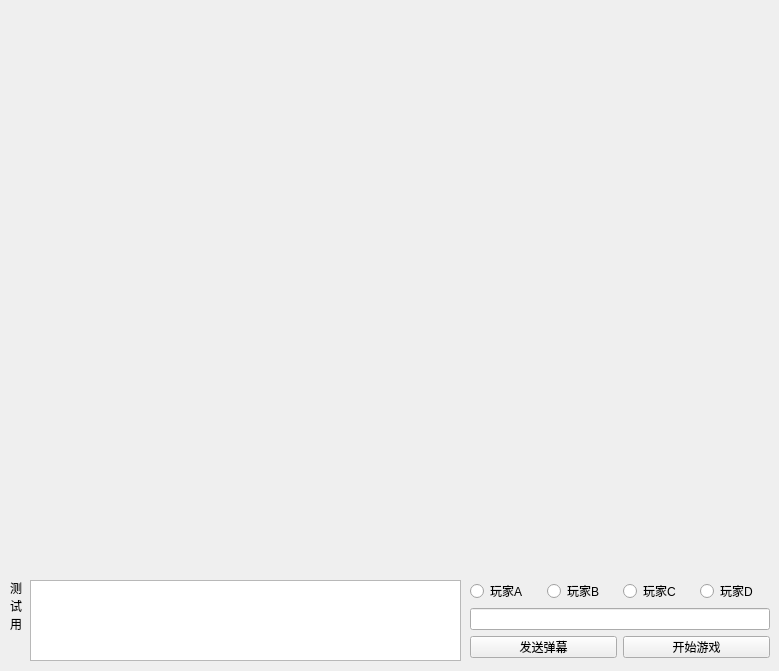
Before: the Qt Designer form mainwindow.ui in translee/BombFightGame, drawn with Qt 5.
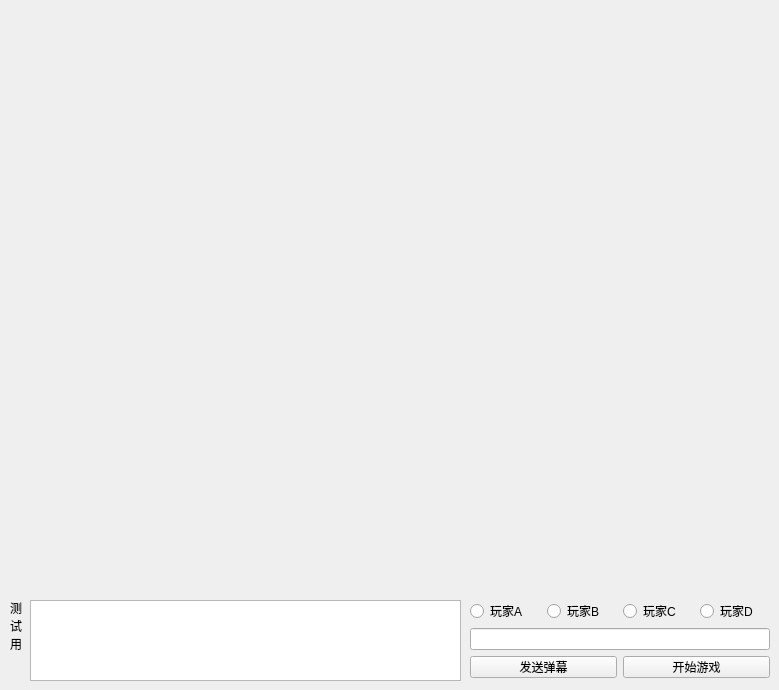
After: the same form once the commit is applied.

Diff of the .ui file:
```diff
--- a/mainwindow.ui
+++ b/mainwindow.ui
@@ -7,7 +7,7 @@
     <x>0</x>
     <y>0</y>
     <width>779</width>
-    <height>671</height>
+    <height>690</height>
    </rect>
   </property>
   <property name="windowTitle">
@@ -29,7 +29,7 @@
     <property name="geometry">
      <rect>
       <x>30</x>
-      <y>580</y>
+      <y>600</y>
       <width>431</width>
       <height>81</height>
      </rect>
@@ -39,7 +39,7 @@
     <property name="geometry">
      <rect>
       <x>0</x>
-      <y>340</y>
+      <y>360</y>
       <width>781</width>
       <height>231</height>
      </rect>
@@ -50,7 +50,7 @@
     <property name="geometry">
      <rect>
       <x>10</x>
-      <y>580</y>
+      <y>600</y>
       <width>21</width>
       <height>51</height>
      </rect>
@@ -65,7 +65,7 @@
     <property name="geometry">
      <rect>
       <x>470</x>
-      <y>580</y>
+      <y>600</y>
       <width>300</width>
       <height>79</height>
      </rect>
```
Left out of the diff: 11 changed lines with no effect on the pictures.
